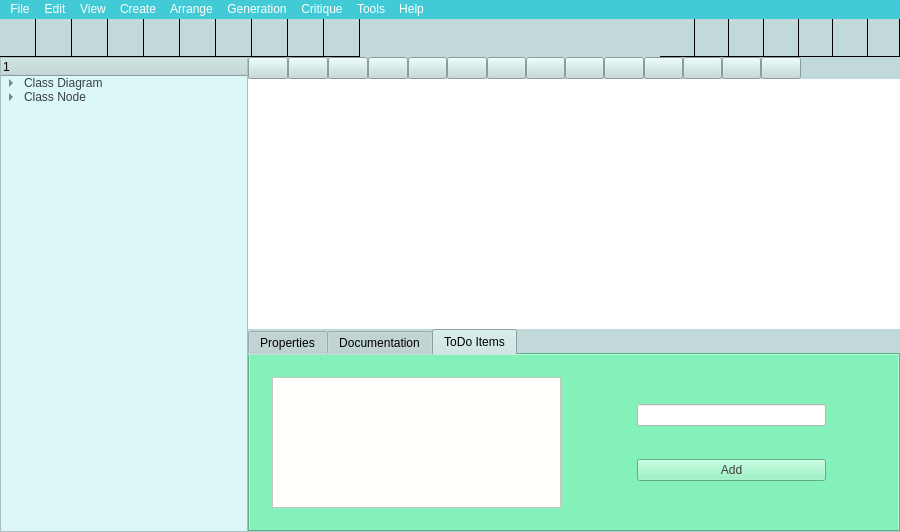
MaxDavidenko/University, file C++/lab3InterfaceStub/mainwindow.ui: the form before one commit.
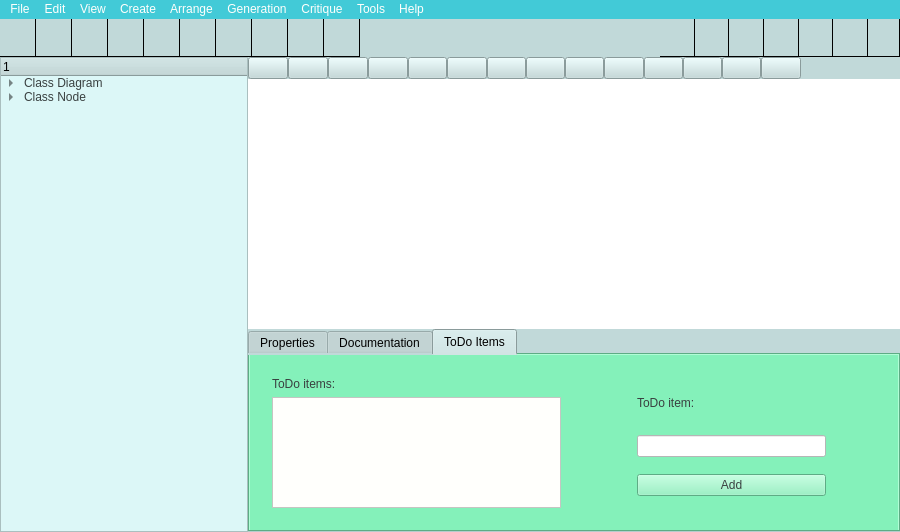
The form after the commit. The open tabs and pages were chosen to show the change. Icons and pictures are not drawn. Custom widgets are drawn as their Qt base class.

```diff
--- a/C++/lab3InterfaceStub/mainwindow.ui
+++ b/C++/lab3InterfaceStub/mainwindow.ui
@@ -1716,7 +1716,14 @@
               </property>
               <layout class="QHBoxLayout" name="horizontalLayout_6">
                <item>
-                <layout class="QHBoxLayout" name="horizontalLayout_11">
+                <layout class="QVBoxLayout" name="verticalLayout_2">
+                 <item>
+                  <widget class="QLabel" name="label">
+                   <property name="text">
+                    <string>ToDo items:</string>
+                   </property>
+                  </widget>
+                 </item>
                  <item>
                   <widget class="QListView" name="listView">
                    <property name="styleSheet">
@@ -1754,6 +1761,25 @@
                  <property name="rightMargin">
                   <number>50</number>
                  </property>
+                 <item>
+                  <widget class="QLabel" name="label_2">
+                   <property name="sizePolicy">
+                    <sizepolicy hsizetype="Preferred" vsizetype="Fixed">
+                     <horstretch>0</horstretch>
+                     <verstretch>0</verstretch>
+                    </sizepolicy>
+                   </property>
+                   <property name="minimumSize">
+                    <size>
+                     <width>0</width>
+                     <height>30</height>
+                    </size>
+                   </property>
+                   <property name="text">
+                    <string>ToDo item:</string>
+                   </property>
+                  </widget>
+                 </item>
                  <item>
                   <widget class="QLineEdit" name="lineEdit"/>
                  </item>
```
Left out of the diff: 2 changed lines with no effect on the pictures.
